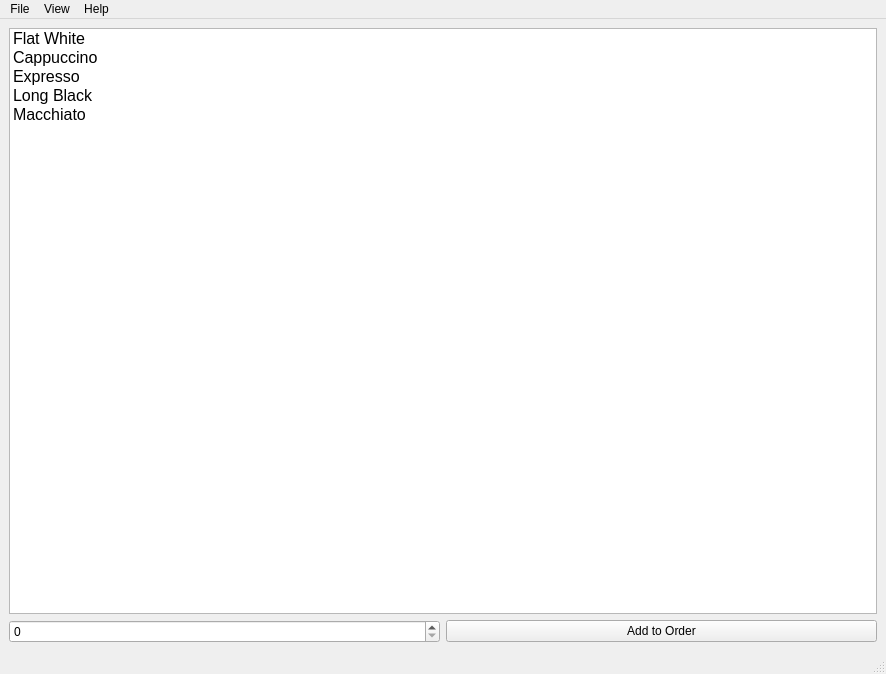
This is qtc-part2/mainwindow.ui in moylty/DejaBrewPOS as Qt 5 draws it before an edit. The edited form follows.
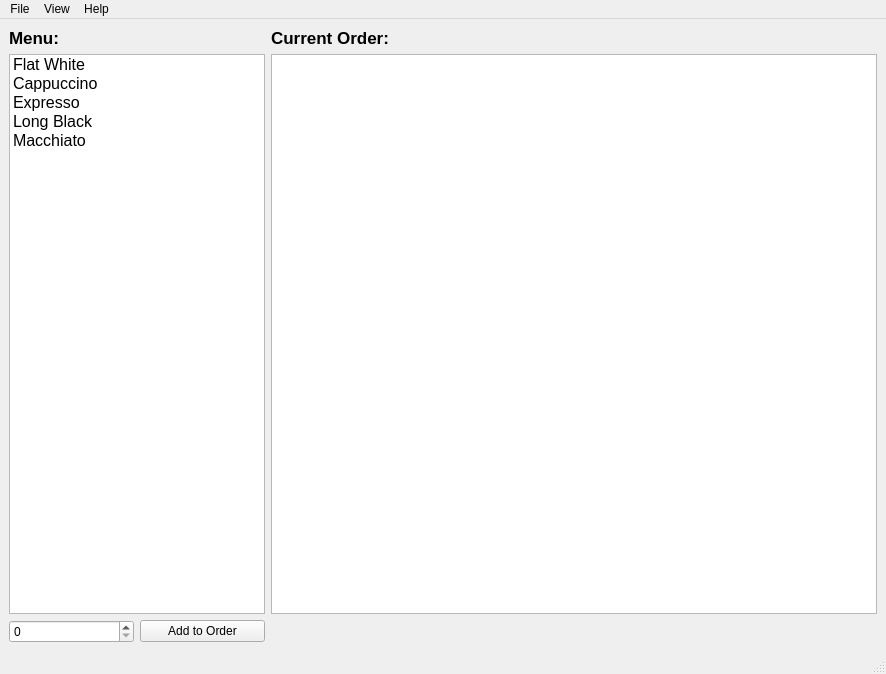
This is the edited form.

Commit message: Added order list, labels and fixed the main title

```diff
--- a/qtc-part2/mainwindow.ui
+++ b/qtc-part2/mainwindow.ui
@@ -21,7 +21,14 @@
   </property>
   <widget class="QWidget" name="centralwidget">
    <layout class="QGridLayout" name="gridLayout">
-    <item row="0" column="0" colspan="2">
+    <item row="2" column="1">
+     <widget class="QPushButton" name="addOrderButton">
+      <property name="text">
+       <string>Add to Order</string>
+      </property>
+     </widget>
+    </item>
+    <item row="1" column="0" colspan="2">
      <widget class="QListWidget" name="menuList">
       <property name="font">
        <font>
@@ -55,13 +62,35 @@
       </item>
      </widget>
     </item>
-    <item row="1" column="0">
+    <item row="2" column="0">
      <widget class="QSpinBox" name="orderQuantity"/>
     </item>
-    <item row="1" column="1">
-     <widget class="QPushButton" name="addOrderButton">
+    <item row="1" column="2">
+     <widget class="QListWidget" name="listWidget"/>
+    </item>
+    <item row="0" column="0">
+     <widget class="QLabel" name="menulabel">
+      <property name="font">
+       <font>
+        <pointsize>13</pointsize>
+        <bold>true</bold>
+       </font>
+      </property>
       <property name="text">
-       <string>Add to Order</string>
+       <string>Menu:</string>
+      </property>
+     </widget>
+    </item>
+    <item row="0" column="2">
+     <widget class="QLabel" name="label">
+      <property name="font">
+       <font>
+        <pointsize>13</pointsize>
+        <bold>true</bold>
+       </font>
+      </property>
+      <property name="text">
+       <string>Current Order:</string>
       </property>
      </widget>
     </item>
```
Left out of the diff: 2 changed lines with no effect on the pictures. The commit also changes 2 other files.
